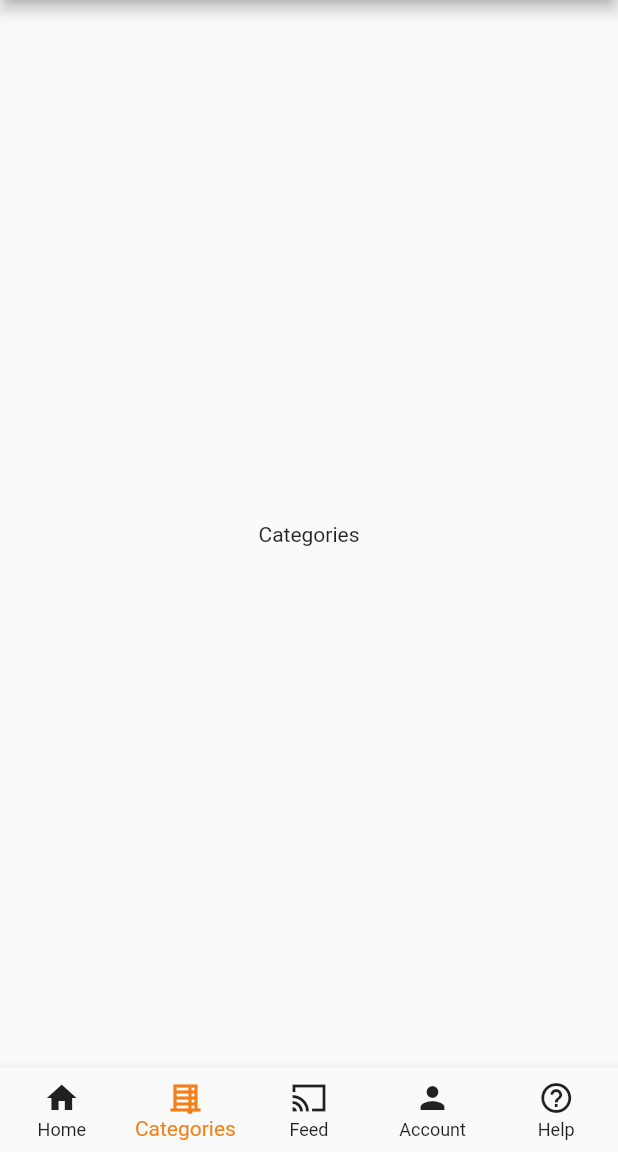
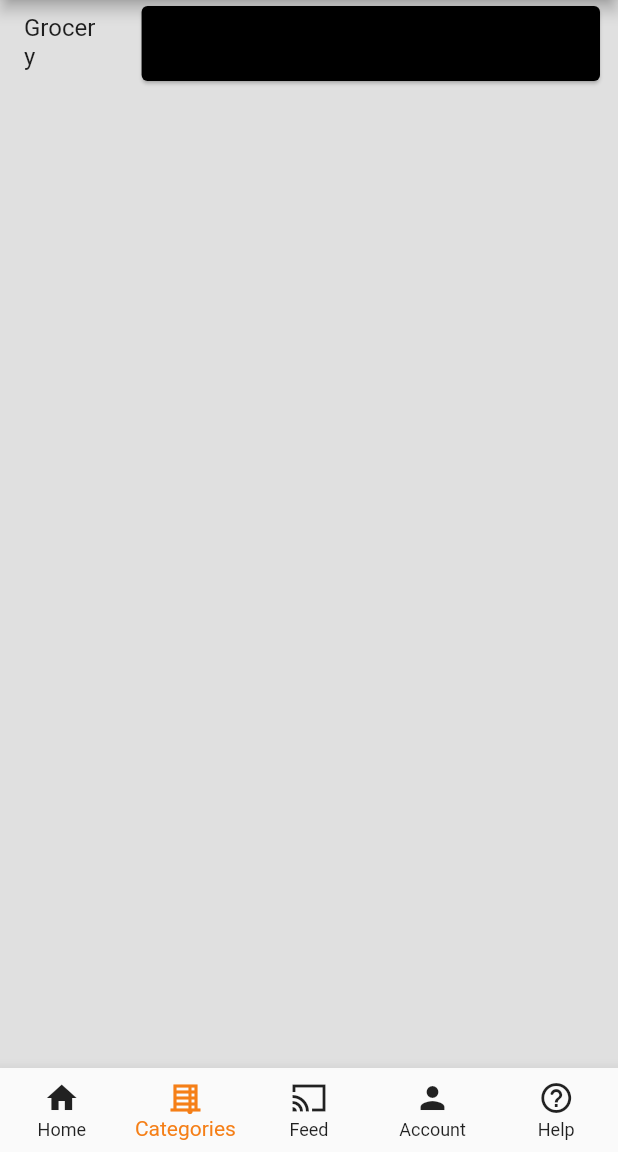
Before and after one commit to eoeefosa/zcommerce, a Flutter app: the screen it shows after launch, item 2 of the bottom bar chosen, on a phone screen of 412 x 824 dp, the part 84-1236 px from its top. Run offline on Flutter 3.47's test engine with Material 2 defaults, Android fonts, the light colour scheme and no system bars; our stand-ins replace carousel_slider.

Commit message:
started cartegory screen

```diff
--- a/lib/view/categories.dart
+++ b/lib/view/categories.dart
@@ -5,10 +5,37 @@ class CategoriesScreen extends StatelessWidget {
 
   @override
   Widget build(BuildContext context) {
-    return  const Scaffold(
-      body: Center(
-        child: Text("Categories"),
-      ),
-    );
+    final size = MediaQuery.of(context).size;
+    return Scaffold(
+        backgroundColor: Colors.grey[300],
+        body: Row(
+          children: [
+            SizedBox(
+              width: size.width * .2,
+              child: const Column(
+                children: [
+                  ListTile(title: Text("Grocery")),
+                ],
+              ),
+            ),
+            SizedBox(
+              width: size.width * .8,
+              child: Padding(
+                padding: const EdgeInsets.symmetric(horizontal: 8.0),
+                child: Column(
+                  children: [
+                    Card(
+                      color: Colors.black,
+                      child: SizedBox(
+                        height: 50,
+                        width: size.width * .8,
+                      ),
+                    )
+                  ],
+                ),
+              ),
+            )
+          ],
+        ));
   }
 }
```
